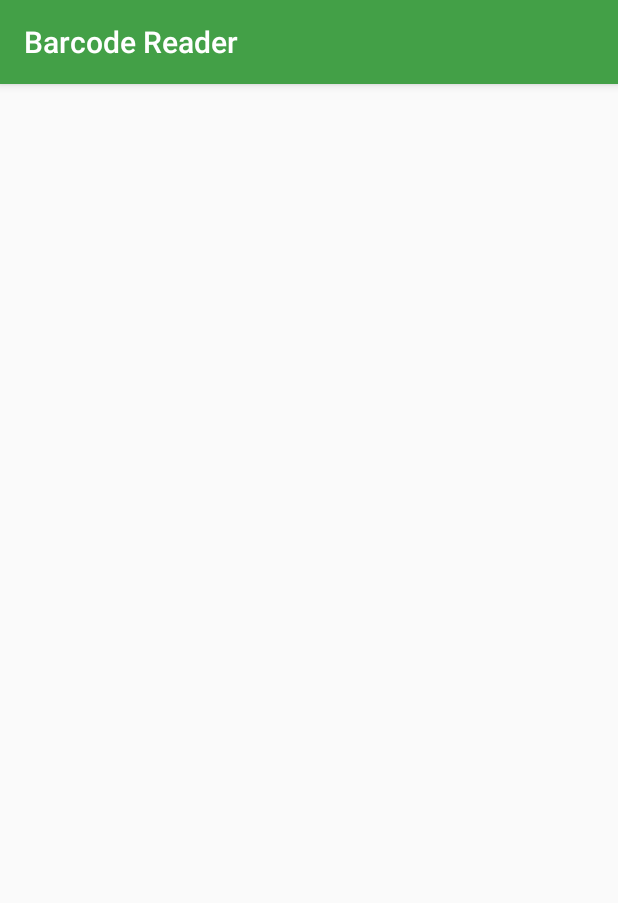
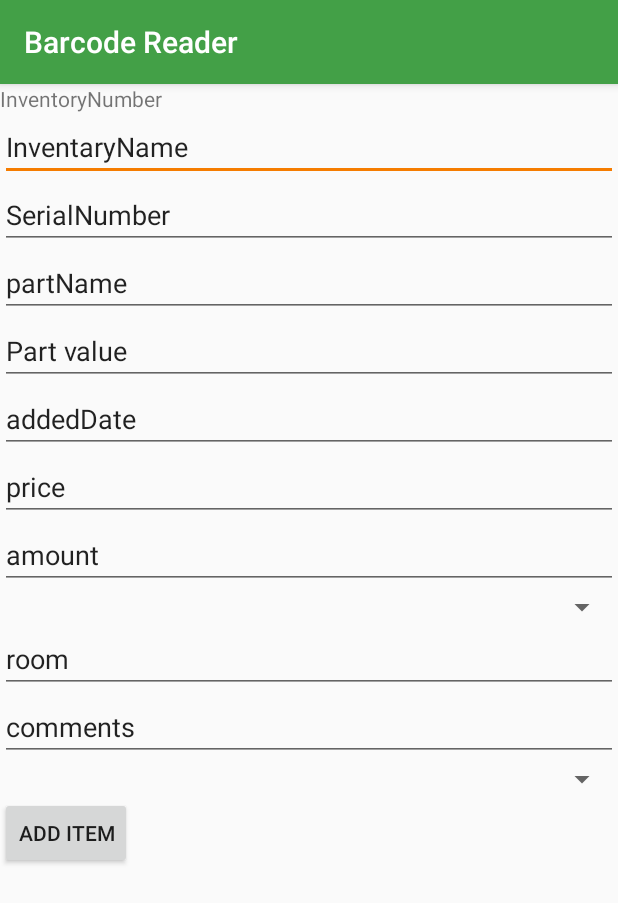
Before and after one commit to matocham/BarcodeReader, an Android app: the AddItemActivity screen opened directly, with no data from a screen before it, on a phone screen of 412 x 824 dp. Shown: the top 903 px of the screen. Run offline under Robolectric (Android 15) with nearby library versions, the phone set to English and light mode, and no system bars.

Commit message:
Added basic layout

```diff
--- a/BarcodeReader/app/src/main/res/layout/activity_add_item.xml
+++ b/BarcodeReader/app/src/main/res/layout/activity_add_item.xml
@@ -1,9 +1,123 @@
 <?xml version="1.0" encoding="utf-8"?>
-<android.support.constraint.ConstraintLayout xmlns:android="http://schemas.android.com/apk/res/android"
+<android.support.design.widget.CoordinatorLayout xmlns:android="http://schemas.android.com/apk/res/android"
     xmlns:app="http://schemas.android.com/apk/res-auto"
     xmlns:tools="http://schemas.android.com/tools"
     android:layout_width="match_parent"
     android:layout_height="match_parent"
-    tools:context="pl.edu.pb.wi.projekt.barcodereader.activities.AddItemActivity">
+    tools:context=".activities.AddItemActivity">
 
-</android.support.constraint.ConstraintLayout>
+    <android.support.v4.widget.NestedScrollView
+        android:layout_width="match_parent"
+        android:layout_height="match_parent"
+        app:layout_behavior="android.support.design.widget.AppBarLayout$ScrollingViewBehavior">
+
+        <LinearLayout
+            android:layout_width="match_parent"
+            android:layout_height="wrap_content"
+            android:orientation="vertical">
+
+            <TextView
+                android:id="@+id/inventoryNumber"
+                android:layout_width="match_parent"
+                android:layout_height="wrap_content"
+                android:text="InventoryNumber" />
+
+            <EditText
+                android:id="@+id/inventaryName"
+                android:layout_width="match_parent"
+                android:layout_height="wrap_content"
+                android:ems="10"
+                android:hint="@string/device_name"
+                android:inputType="text"
+                android:text="InventaryName" />
+
+            <EditText
+                android:id="@+id/serialNumber"
+                android:layout_width="match_parent"
+                android:layout_height="wrap_content"
+                android:ems="10"
+                android:hint="@string/serial_number"
+                android:inputType="text"
+                android:text="SerialNumber" />
+
+            <EditText
+                android:id="@+id/partName"
+                android:layout_width="match_parent"
+                android:layout_height="wrap_content"
+                android:ems="10"
+                android:hint="@string/part_name"
+                android:inputType="text"
+                android:text="partName" />
+
+            <EditText
+                android:id="@+id/partValue"
+                android:layout_width="match_parent"
+                android:layout_height="wrap_content"
+                android:ems="10"
+                android:hint="@string/part_value"
+                android:inputType="text"
+                android:text="Part value" />
+
+            <EditText
+                android:id="@+id/addedDate"
+                android:layout_width="match_parent"
+                android:layout_height="wrap_content"
+                android:ems="10"
+                android:hint="@string/buy_date"
+                android:inputType="date"
+                android:text="addedDate" />
+
+            <EditText
+                android:id="@+id/price"
+                android:layout_width="match_parent"
+                android:layout_height="wrap_content"
+                android:ems="10"
+                android:hint="@string/price"
+                android:inputType="numberDecimal"
+                android:text="price" />
+
+            <EditText
+                android:id="@+id/amount"
+                android:layout_width="match_parent"
+                android:layout_height="wrap_content"
+                android:ems="10"
+                android:hint="@string/amount"
+                android:inputType="number"
+                android:text="amount" />
+
+            <Spinner
+                android:id="@+id/person"
+                android:layout_width="match_parent"
+                android:layout_height="wrap_content" />
+
+            <EditText
+                android:id="@+id/room"
+                android:layout_width="match_parent"
+                android:layout_height="wrap_content"
+                android:ems="10"
+                android:hint="@string/location"
+                android:inputType="text"
+                android:text="room" />
+
+            <EditText
+                android:id="@+id/comments"
+                android:layout_width="match_parent"
+                android:layout_height="wrap_content"
+                android:ems="10"
+                android:hint="@string/comments"
+                android:inputType="textMultiLine"
+                android:text="comments" />
+
+            <Spinner
+                android:id="@+id/section"
+                android:layout_width="match_parent"
+                android:layout_height="wrap_content" />
+
+            <Button
+                android:id="@+id/addButton"
+                android:layout_width="wrap_content"
+                android:layout_height="wrap_content"
+                android:text="@string/add_item_button_text" />
+        </LinearLayout>
+    </android.support.v4.widget.NestedScrollView>
+</android.support.design.widget.CoordinatorLayout>
--- a/BarcodeReader/app/src/main/res/values/strings.xml
+++ b/BarcodeReader/app/src/main/res/values/strings.xml
@@ -91,4 +91,14 @@
     <string name="prefs_key_server_set">server_address_set</string>
     <string name="download_ok_message">Pobieranie bazy zakończyło się sukcesem</string>
     <string name="download_ok_title">Pobrano bazę online</string>
+    <string name="device_name">Device name</string>
+    <string name="serial_number">Serial number</string>
+    <string name="part_name">Part Name</string>
+    <string name="part_value">Part Value</string>
+    <string name="buy_date">Buy date</string>
+    <string name="price">Price</string>
+    <string name="amount">Amount</string>
+    <string name="location">Location</string>
+    <string name="comments">Comments</string>
+    <string name="add_item_button_text">Add item</string>
 </resources>
--- a/BarcodeReader/build.gradle
+++ b/BarcodeReader/build.gradle
@@ -3,6 +3,7 @@
 buildscript {
     repositories {
         jcenter()
+        google()
     }
     dependencies {
         classpath 'com.android.tools.build:gradle:3.0.0'
@@ -15,6 +16,7 @@ buildscript {
 allprojects {
     repositories {
         jcenter()
+        google()
     }
 }
 
```
Also changed, not shown: BarcodeReader/app/build.gradle (+9 -10 lines), BarcodeReader/app/src/main/java/pl/edu/pb/wi/projekt/barcodereader/database/BarcodeContentProvider.java (+56 -8 lines), BarcodeReader/app/src/main/java/pl/edu/pb/wi/projekt/barcodereader/database/Contract.java (+20 -50 lines).
